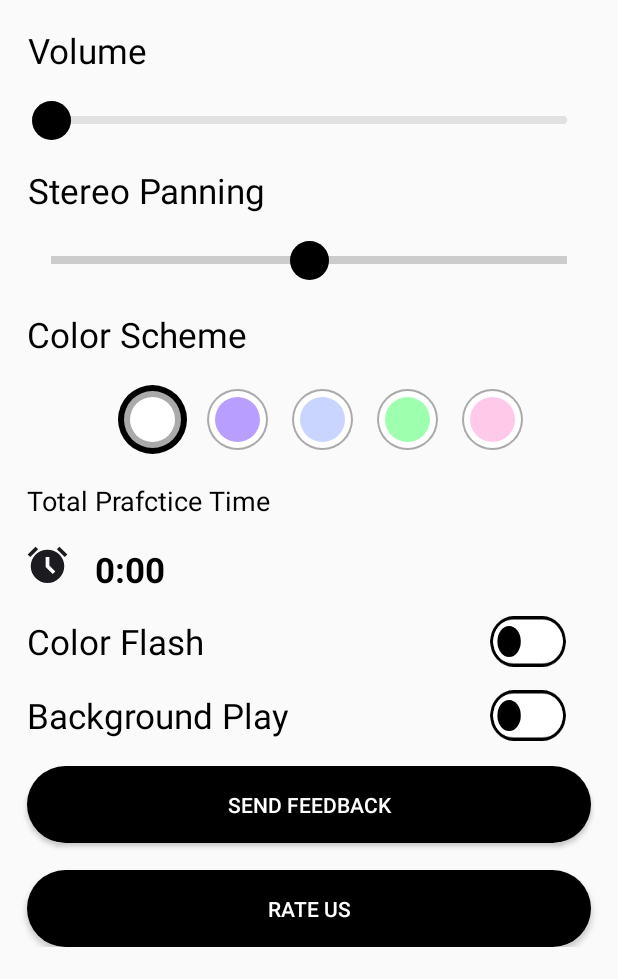
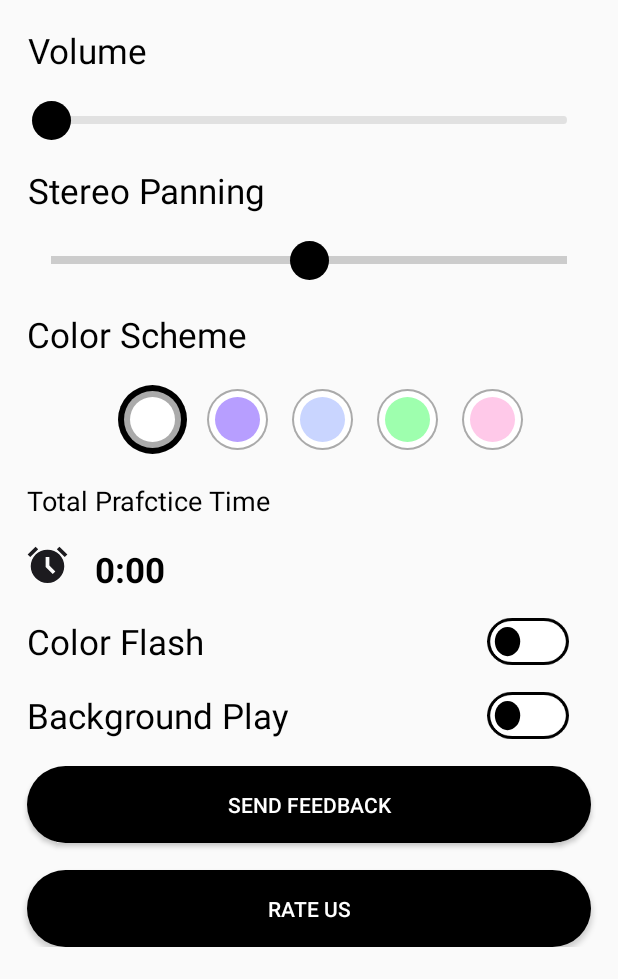
Before and after one commit to zohaib1313/beatMate, an Android app: the SettingsFragment screen opened through its navigation route, on a phone screen of 412 x 824 dp, the part 257-1236 px from its top. Run offline under Robolectric (Android 15) with nearby library versions, the phone set to English and light mode, and no system bars; our stand-ins replace data binding, navigation-ui, sdp/ssp sizes; Roboto replaces fonts that are not available here; 1 statement that could not run was skipped.

Commit message:
design changes

```diff
--- a/app/src/main/res/layout/fragment_home.xml
+++ b/app/src/main/res/layout/fragment_home.xml
@@ -134,6 +134,7 @@
                 app:layout_constraintTop_toTopOf="@+id/ivAddTempoValue" />
 
             <SeekBar
+                android:layout_marginTop="@dimen/_8sdp"
                 android:id="@+id/seekBar"
                 android:layout_width="0dp"
                 android:layout_height="wrap_content"
@@ -246,10 +247,8 @@
 
         <androidx.constraintlayout.widget.ConstraintLayout
             android:id="@+id/linearLayout4"
-
             android:layout_width="match_parent"
             android:layout_height="0dp"
-
             android:paddingTop="@dimen/_30sdp"
             android:theme="@style/Theme.MetronomeApp"
             app:layout_constraintBottom_toBottomOf="parent"
--- a/app/src/main/res/layout/fragment_settings.xml
+++ b/app/src/main/res/layout/fragment_settings.xml
@@ -281,8 +281,8 @@
                 android:layout_width="wrap_content"
                 android:layout_height="wrap_content"
                 android:layout_marginHorizontal="@dimen/_14sdp"
-                android:scaleX="0.6"
-                android:scaleY="0.8"
+                android:scaleX="0.65"
+                android:scaleY="0.75"
                 android:thumb="@drawable/switch_thumb_toogle"
                 android:track="@drawable/toogle_track"
                 app:layout_constraintBottom_toBottomOf="@+id/textView12"
@@ -311,8 +311,8 @@
                 android:layout_width="wrap_content"
                 android:layout_height="wrap_content"
                 android:layout_marginHorizontal="@dimen/_14sdp"
-                android:scaleX="0.6"
-                android:scaleY="0.8"
+                android:scaleX="0.65"
+                android:scaleY="0.75"
                 android:thumb="@drawable/switch_thumb_toogle"
                 android:track="@drawable/toogle_track"
                 app:layout_constraintBottom_toBottomOf="@+id/textView13"
```
Also changed, not shown: app/src/main/res/navigation/nav_graph.xml (+0 -31 lines).
